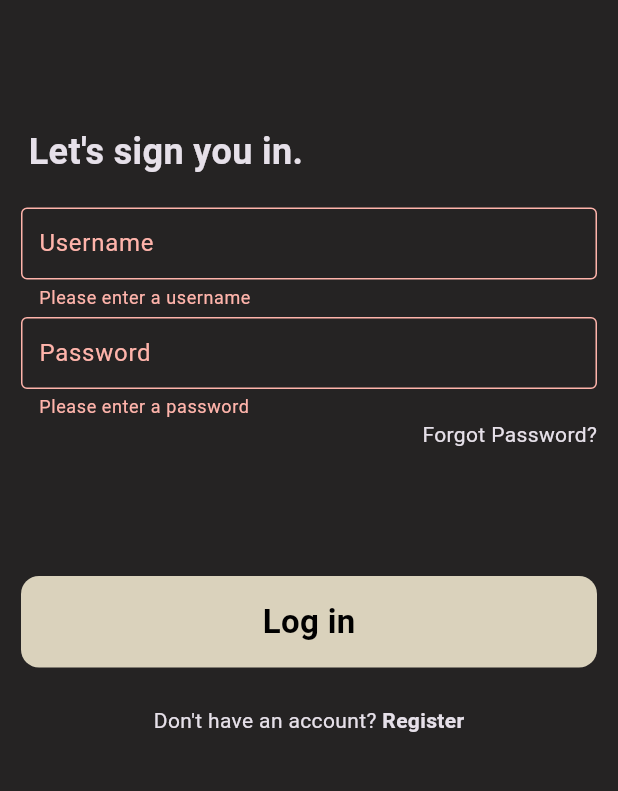
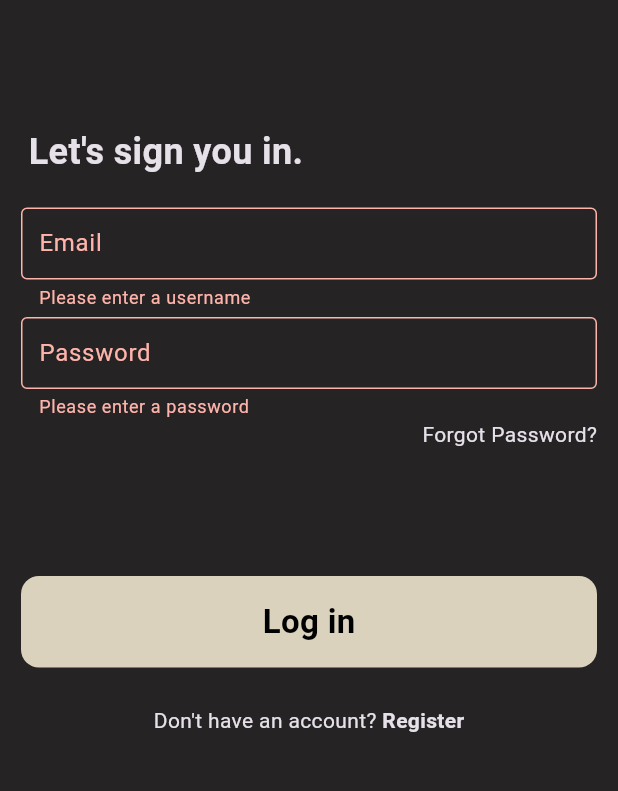
Before and after one commit to brandonxu360/proteam_app, a Flutter app: the screen it shows after launch, after a tap on "Log in", on a phone screen of 412 x 824 dp, the part 441-1232 px from its top. Run offline on Flutter 3.47's test engine with Material 3 defaults, Android fonts, the phone set to English and light mode, and no system bars; our stand-ins replace bloc, cached_network_image, cloud_firestore, dartz, equatable, firebase_auth and 6 more; accounts and stored records are empty.

Commit message:
Implement core sign in functionality

```diff
--- a/lib/features/user/data/data_sources/user_remote_data_source.dart
+++ b/lib/features/user/data/data_sources/user_remote_data_source.dart
@@ -2,7 +2,7 @@ import 'package:proteam_app/features/user/domain/entities/user_entity.dart';
 
 abstract class UserRemoteDataSource {
   // Attempt sign in with email and password
-  Future<void> signInWithEmail(String email, String password);
+  Future<String> signInWithEmail(String email, String password);
 
   // Register with email and password, return the uid when successful
   Future<String> registerWithEmail(String email, String password);
--- a/lib/features/user/data/data_sources/user_remote_data_source_impl.dart
+++ b/lib/features/user/data/data_sources/user_remote_data_source_impl.dart
@@ -72,11 +72,14 @@ class UserRemoteDataSourceImpl implements UserRemoteDataSource {
 
   // Attempt sign in with email and password
   @override
-  Future<void> signInWithEmail(String email, String password) async {
+  Future<String> signInWithEmail(String email, String password) async {
     try {
       // Try sign in through firebase auth
-      await firebaseAuth.signInWithEmailAndPassword(
+      final cred = await firebaseAuth.signInWithEmailAndPassword(
           email: email, password: password);
+
+      // Return the uid of the user that was signed in
+      return cred.user!.uid;
     }
     // Auth Exceptions - wrong credentials, account doesn't exist, etc
     on FirebaseAuthException {
--- a/lib/features/user/data/repositories/user_repository_impl.dart
+++ b/lib/features/user/data/repositories/user_repository_impl.dart
@@ -61,14 +61,14 @@ class UserRepositoryImpl implements UserRepository {
   }
 
   @override
-  Future<Either<Failure, void>> signInWithEmail(
+  Future<Either<Failure, String>> signInWithEmail(
       String email, String password) async {
     try {
       // Call the user remote data source to attempt sign in
-      await userRemoteDataSource.signInWithEmail(email, password);
+      final uid = await userRemoteDataSource.signInWithEmail(email, password);
 
-      // Return a right void to signify successful completion
-      return const Right(null);
+      // Return a right value containing the uid to signify successful completion
+      return Right(uid);
     } on FirebaseAuthException catch (e) {
       // Return a right AuthFailure to signify an auth failure (ie. incorrect credentials)
       return Left(AuthFailure(errorCode: e.code));
--- a/lib/features/user/domain/repositories/user_repository.dart
+++ b/lib/features/user/domain/repositories/user_repository.dart
@@ -5,7 +5,7 @@ import 'package:proteam_app/features/user/domain/entities/user_entity.dart';
 abstract class UserRepository {
 
   // Attempt sign in with email and password
-  Future<Either<Failure, void>> signInWithEmail(String email, String password);
+  Future<Either<Failure, String>> signInWithEmail(String email, String password);
 
   // Register with email and password
   Future<Either<Failure, String>> registerWithEmail(String email, String password);
--- a/lib/features/user/domain/use_cases/auth/register_with_email_usecase.dart
+++ b/lib/features/user/domain/use_cases/auth/register_with_email_usecase.dart
@@ -2,10 +2,10 @@ import 'package:dartz/dartz.dart';
 import 'package:proteam_app/core/error/failures.dart';
 import 'package:proteam_app/features/user/domain/repositories/user_repository.dart';
 
-class RegisterWithEmail {
+class RegisterWithEmailUseCase {
   final UserRepository repository;
 
-  RegisterWithEmail({required this.repository});
+  RegisterWithEmailUseCase({required this.repository});
 
   Future<Either<Failure, String>> call(String email, String password) async {
     return repository.registerWithEmail(email, password);
--- a/lib/features/user/domain/use_cases/auth/sign_in_with_email_usecase.dart
+++ b/lib/features/user/domain/use_cases/auth/sign_in_with_email_usecase.dart
@@ -2,12 +2,12 @@ import 'package:dartz/dartz.dart';
 import 'package:proteam_app/core/error/failures.dart';
 import 'package:proteam_app/features/user/domain/repositories/user_repository.dart';
 
-class SignInWithEmail {
+class SignInWithEmailUseCase {
   final UserRepository repository;
 
-  SignInWithEmail({required this.repository});
+  SignInWithEmailUseCase({required this.repository});
 
-  Future<Either<Failure, void>> call(String email, String password) async {
+  Future<Either<Failure, String>> call(String email, String password) async {
     return repository.signInWithEmail(email, password);
   }
 }
--- a/lib/features/user/presentation/cubit/auth/auth_cubit.dart
+++ b/lib/features/user/presentation/cubit/auth/auth_cubit.dart
@@ -4,6 +4,7 @@ import 'package:proteam_app/features/user/domain/entities/user_entity.dart';
 import 'package:proteam_app/features/user/domain/use_cases/auth/get_current_uid_usecase.dart';
 import 'package:proteam_app/features/user/domain/use_cases/auth/is_signed_in_usecase.dart';
 import 'package:proteam_app/features/user/domain/use_cases/auth/register_with_email_usecase.dart';
+import 'package:proteam_app/features/user/domain/use_cases/auth/sign_in_with_email_usecase.dart';
 import 'package:proteam_app/features/user/domain/use_cases/auth/sign_out_usecase.dart';
 import 'package:proteam_app/features/user/domain/use_cases/user/create_user_usecase.dart';
 
@@ -14,15 +15,17 @@ class AuthCubit extends Cubit<AuthState> {
   final GetCurrentUidUseCase getCurrentUidUseCase;
   final IsSignedInUseCase isSignedInUseCase;
   final SignOutUseCase signOutUseCase;
-  final RegisterWithEmail registerWithEmail;
+  final RegisterWithEmailUseCase registerWithEmail;
   final CreateUserUseCase createUserUseCase;
+  final SignInWithEmailUseCase signInWithEmailUseCase;
 
   AuthCubit(
       {required this.getCurrentUidUseCase,
       required this.isSignedInUseCase,
       required this.signOutUseCase,
       required this.registerWithEmail,
-      required this.createUserUseCase})
+      required this.createUserUseCase,
+      required this.signInWithEmailUseCase})
       : super(AuthInitial());
 
   // Emit authentication state (is a user signed in or not)
@@ -42,7 +45,8 @@ class AuthCubit extends Cubit<AuthState> {
   }
 
   // Register a new user with email and password
-  Future<void> registerWithEmailPassword(String email, String username, String password) async {
+  Future<void> registerWithEmailPassword(
+      String email, String username, String password) async {
     emit(AuthProcessInProgress());
 
     // Try registering the user with the provided credentials
@@ -52,9 +56,20 @@ class AuthCubit extends Cubit<AuthState> {
       emit(AuthProcessFailure());
     }, (r) async {
       // Create the user record in the database if the user auth was successful
-      await createUserUseCase.call(UserEntity(uid: r, username: username, email: email));
+      await createUserUseCase
+          .call(UserEntity(uid: r, username: username, email: email));
       emit(Authenticated(uid: r));
     });
+  }
+
+  Future<void> signInWithEmailAndPassword(String email, String password) async {
+    emit(AuthProcessInProgress());
+
+    // Try sign in with the provided credentials
+    final signInResult = await signInWithEmailUseCase(email, password);
+
+    signInResult.fold(
+        (l) => emit(AuthProcessFailure()), (r) => emit(Authenticated(uid: r)));
   }
 
   Future<void> signOut() async {
--- a/lib/features/user/presentation/pages/register_page.dart
+++ b/lib/features/user/presentation/pages/register_page.dart
@@ -143,7 +143,7 @@ class _RegisterPageState extends State<RegisterPage> {
                   // Register button
                   BlocConsumer<AuthCubit, AuthState>(
                       listener: (context, state) {
-                    // Display a toast if authentication was not successful
+                    // Display a toast if registration was not successful
                     if (state is AuthProcessFailure) {
                       toast('Something went wrong');
                     }
@@ -171,9 +171,10 @@ class _RegisterPageState extends State<RegisterPage> {
                             color: boneColor,
                             borderRadius: BorderRadius.circular(12)),
                         padding: const EdgeInsets.all(15),
+                        // Return a circular progress indicator if the authentication is currently in progress, regular 'register' text otherwise
                         child: Center(
                             child: (state is AuthProcessInProgress)
-                                ? const CircularProgressIndicator()
+                                ? const CircularProgressIndicator(color: blackColor,)
                                 : const Text('Register',
                                     style: TextStyle(
                                         color: blackColor,
--- a/lib/features/user/presentation/pages/sign_in_page.dart
+++ b/lib/features/user/presentation/pages/sign_in_page.dart
@@ -1,9 +1,12 @@
 import 'package:flutter/material.dart';
+import 'package:flutter_bloc/flutter_bloc.dart';
 import 'package:font_awesome_flutter/font_awesome_flutter.dart';
 import 'package:proteam_app/core/const/route_const.dart';
 import 'package:proteam_app/core/theme/color_style.dart';
 import 'package:proteam_app/core/theme/text_style.dart';
 import 'package:proteam_app/core/utils/form_validation_helpers.dart';
+import 'package:proteam_app/core/widgets/toast_widget.dart';
+import 'package:proteam_app/features/user/presentation/cubit/auth/auth_cubit.dart';
 
 class SignInPage extends StatefulWidget {
   const SignInPage({super.key});
@@ -15,6 +18,10 @@ class SignInPage extends StatefulWidget {
 class _SignInPageState extends State<SignInPage> {
   // Global key for the form
   final _formKey = GlobalKey<FormState>();
+
+  // Text field controllers
+  final _emailController = TextEditingController();
+  final _passwordController = TextEditingController();
 
   @override
   Widget build(BuildContext context) {
@@ -31,9 +38,12 @@ class _SignInPageState extends State<SignInPage> {
                 mainAxisAlignment: MainAxisAlignment.spaceBetween,
                 children: [
                   const SizedBox(height: 10),
+
+                  // Header
                   const Column(
                     children: [
-                      FaIcon(FontAwesomeIcons.drumstickBite, size: 90, color: boneColor),
+                      FaIcon(FontAwesomeIcons.drumstickBite,
+                          size: 90, color: boneColor),
                       SizedBox(height: 20),
                       Text(
                         'Proteam',
@@ -41,6 +51,8 @@ class _SignInPageState extends State<SignInPage> {
                       )
                     ],
                   ),
+
+                  // Form (text form fields)
                   Form(
                     key: _formKey,
                     child: Column(
@@ -55,12 +67,13 @@ class _SignInPageState extends State<SignInPage> {
                         ),
                         const SizedBox(height: 20),
                         TextFormField(
+                          controller: _emailController,
                           scrollPadding: const EdgeInsets.only(bottom: 150),
                           decoration: const InputDecoration(
                               border: OutlineInputBorder(),
                               contentPadding: EdgeInsets.symmetric(
                                   vertical: 6, horizontal: 8),
-                              labelText: 'Username',
+                              labelText: 'Email',
                               helperText: ''),
                           validator: (value) {
                             if (!notEmptyCheck(value)) {
@@ -71,6 +84,7 @@ class _SignInPageState extends State<SignInPage> {
                         ),
                         const SizedBox(height: 5),
                         TextFormField(
+                          controller: _passwordController,
                           scrollPadding: const EdgeInsets.only(bottom: 220),
                           decoration: const InputDecoration(
                               border: OutlineInputBorder(),
@@ -96,24 +110,54 @@ class _SignInPageState extends State<SignInPage> {
                       ],
                     ),
                   ),
+
+                  // Buttons and options
                   Column(
                     children: [
-                      GestureDetector(
+                      BlocConsumer<AuthCubit, AuthState>(
+                        listener: (context, state) {
+                          // Display a toast if sign in was not successful
+                          if (state is AuthProcessFailure) {
+                            toast('Something went wrong');
+                          }
+
+                          // Navigate to the home page if the authentication was successful
+                          if (state is Authenticated) {
+                            Navigator.pushNamedAndRemoveUntil(
+                                context, RouteConst.homePage, (route) => false,
+                                arguments: state.uid);
+                          }
+                        },
+                        builder: (context, state) {
+                          return GestureDetector(
                             onTap: () {
-                          if (_formKey.currentState!.validate()) {}
+                              if (_formKey.currentState!.validate()) {
+                                // If the form fields pass the validation checks, attempt to sign user in
+                                BlocProvider.of<AuthCubit>(context)
+                                    .signInWithEmailAndPassword(
+                                        _emailController.text,
+                                        _passwordController.text);
+                              }
                             },
                             child: Container(
                               decoration: BoxDecoration(
                                   color: boneColor,
                                   borderRadius: BorderRadius.circular(12)),
                               padding: const EdgeInsets.all(15),
-                          child: const Center(
-                              child: Text('Log in',
+                              child: Center(
+                                  // Return a circular progress indicator if the authentication is currently in progress, regular 'register' text otherwise
+                                  child: (state is AuthProcessInProgress)
+                                      ? const CircularProgressIndicator(
+                                          color: blackColor,
+                                        )
+                                      : const Text('Log in',
                                           style: TextStyle(
                                               color: blackColor,
                                               fontWeight: FontWeight.w700,
                                               fontSize: 22))),
                             ),
+                          );
+                        },
                       ),
 
                       const SizedBox(height: 25),
@@ -125,7 +169,8 @@ class _SignInPageState extends State<SignInPage> {
                           GestureDetector(
                               onTap: () {
                                 // Navigate to the register page
-                                Navigator.pushNamed(context, RouteConst.registerPage);
+                                Navigator.pushNamed(
+                                    context, RouteConst.registerPage);
                               },
                               child: const Text(
                                 ' Register',
--- a/lib/features/user/user_injection_container.dart
+++ b/lib/features/user/user_injection_container.dart
@@ -19,14 +19,15 @@ Future<void> userInjectionContainer() async {
       isSignedInUseCase: sl.call(),
       signOutUseCase: sl.call(),
       registerWithEmail: sl.call(),
-      createUserUseCase: sl.call()));
+      createUserUseCase: sl.call(),
+      signInWithEmailUseCase: sl.call()));
 
   // * Use case injection
 
   sl.registerLazySingleton(() => GetCurrentUidUseCase(repository: sl.call()));
   sl.registerLazySingleton(() => IsSignedInUseCase(repository: sl.call()));
-  sl.registerLazySingleton(() => RegisterWithEmail(repository: sl.call()));
-  sl.registerLazySingleton(() => SignInWithEmail(repository: sl.call()));
+  sl.registerLazySingleton(() => RegisterWithEmailUseCase(repository: sl.call()));
+  sl.registerLazySingleton(() => SignInWithEmailUseCase(repository: sl.call()));
   sl.registerLazySingleton(() => SignOutUseCase(repository: sl.call()));
 
   sl.registerLazySingleton(() => CreateUserUseCase(repository: sl.call()));
```
Lines whose indentation alone changed are shown as unchanged.
